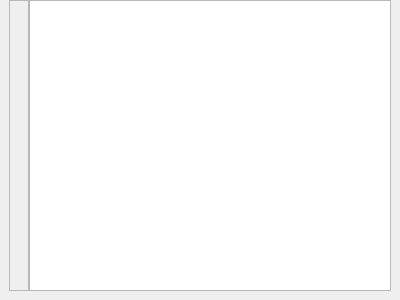
Qt form editorwidget.ui (Deatrax/codenheimer) before a commit.
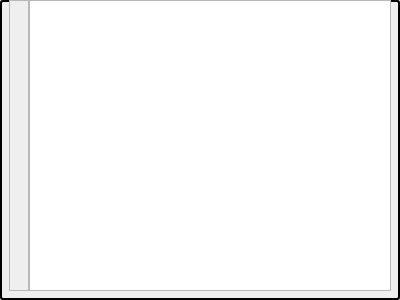
The same form after that commit.

Commit message: added default tab and applied style to editor widget to add visible border

```diff
--- a/editorwidget.ui
+++ b/editorwidget.ui
@@ -13,6 +13,9 @@
   <property name="windowTitle">
    <string>Form</string>
   </property>
+  <property name="styleSheet">
+   <string notr="true"/>
+  </property>
   <layout class="QHBoxLayout" name="horizontalLayout_2">
    <property name="spacing">
     <number>0</number>
@@ -31,6 +34,12 @@
    </property>
    <item>
     <widget class="QWidget" name="widget" native="true">
+     <property name="styleSheet">
+      <string notr="true">QWidget#widget{
+	border:2px solid ocean;
+	border-radius:3px;
+}</string>
+     </property>
      <layout class="QHBoxLayout" name="horizontalLayout">
       <property name="spacing">
        <number>0</number>
```
The commit also changes 2 other files.
